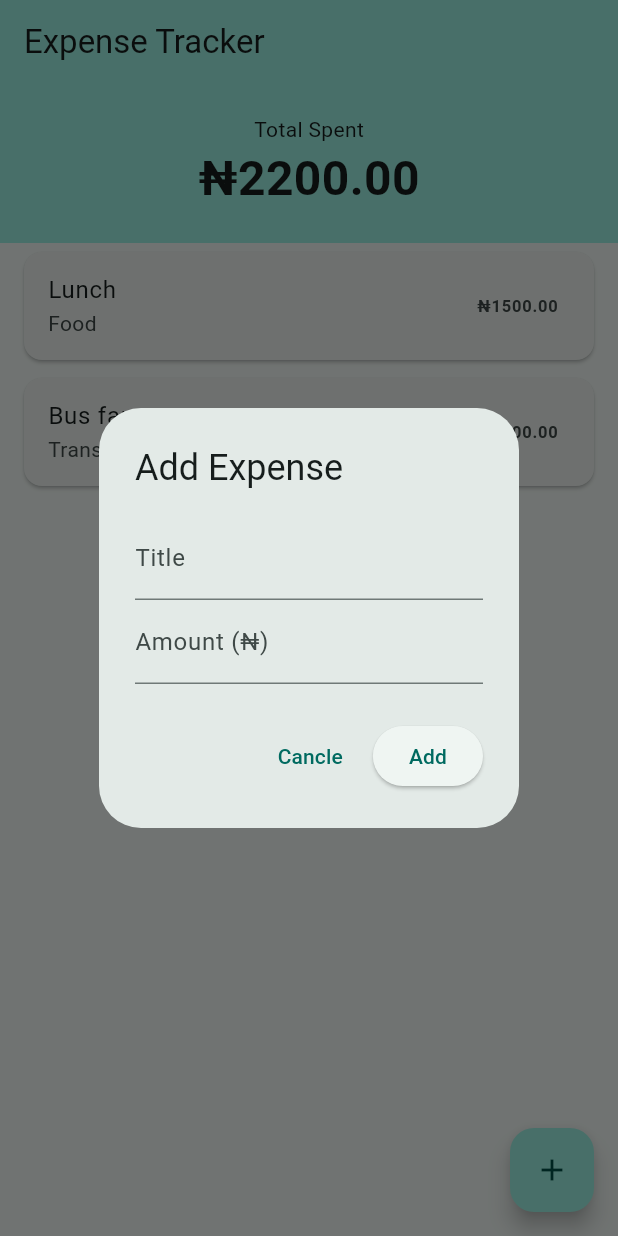
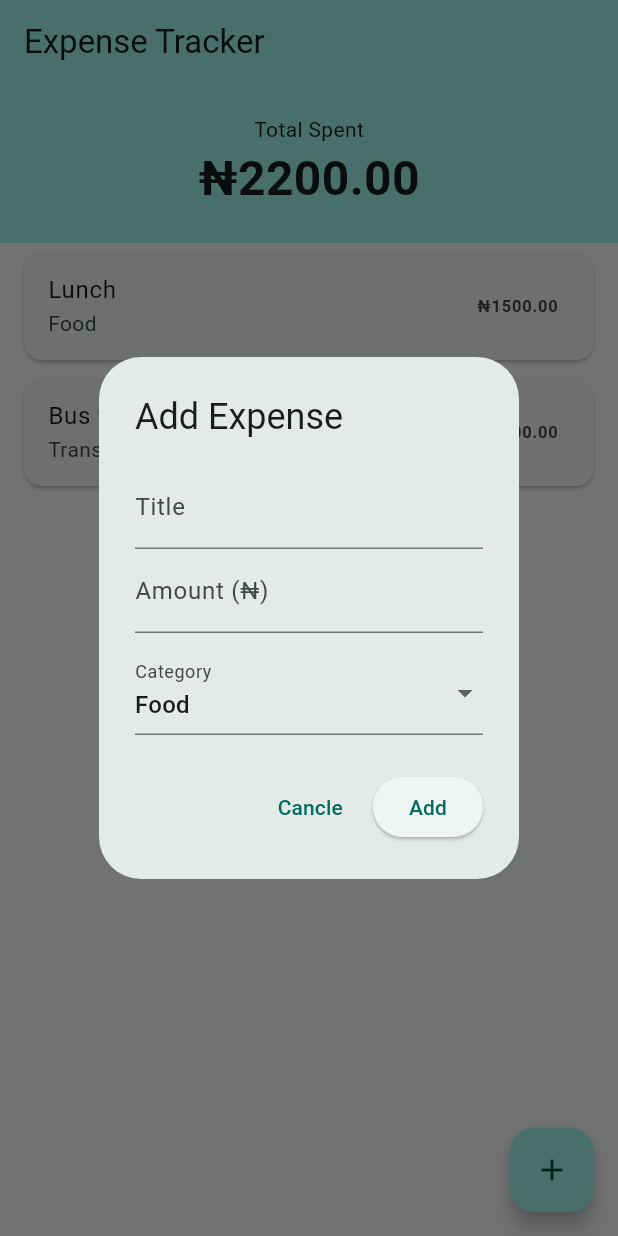
Before and after one commit to Orjikelenna/expense-tracker, a Flutter app: the screen it shows after launch, after a tap on the "add" icon, on a phone screen of 412 x 824 dp. Run offline on Flutter 3.47's test engine with Material 3 defaults, Android fonts, the phone set to English and light mode, and no system bars.

Commit message:
Add category dropdown

```diff
--- a/lib/screens/home_screen.dart
+++ b/lib/screens/home_screen.dart
@@ -11,6 +11,8 @@ class HomeScreen extends StatefulWidget {
 class _HomeScreenState extends State<HomeScreen> {
   final _titleController = TextEditingController();
 final _amountController = TextEditingController();
+
+final List<String> _categories = ['Food', 'Transport', 'Bills', 'Others'];
 
   final List<Expense> _expenses = [
     Expense(
@@ -32,9 +34,11 @@ final _amountController = TextEditingController();
   double get _total => _expenses.fold(0, (sum, e) => sum + e.amount);
 
   void _showAddDialog() {
+    String selectedCategory = 'Food';
     showDialog(
       context: context,
-      builder:(context) => AlertDialog(
+      builder:(context) => StatefulBuilder(
+      builder:(context, setDialogState) => AlertDialog(
         title: const Text('Add Expense'),
         content: Column(
           mainAxisSize: MainAxisSize.min,
@@ -49,6 +53,17 @@ final _amountController = TextEditingController();
               keyboardType: TextInputType.number,
               decoration: const InputDecoration( labelText: 'Amount (₦)'),
             ),
+           const SizedBox(height: 12),
+DropdownButtonFormField<String>(
+  initialValue: selectedCategory,
+  decoration: const InputDecoration(labelText: 'Category'),
+  items: _categories.map((cat) {
+    return DropdownMenuItem(value: cat, child: Text(cat));
+  }).toList(),
+  onChanged: (val) =>
+      setDialogState(() => selectedCategory = val!),
+
+             ),
           ],
         ),
         actions: [
@@ -73,15 +88,15 @@ final _amountController = TextEditingController();
                 _titleController.clear();
                 _amountController.clear();
                 Navigator.pop(context);
-              }
+             }
            },
            child: const Text('Add'),
+
           ),
         ],
       ),
-
+     ),
     );
-
   }
 
   @override
```
